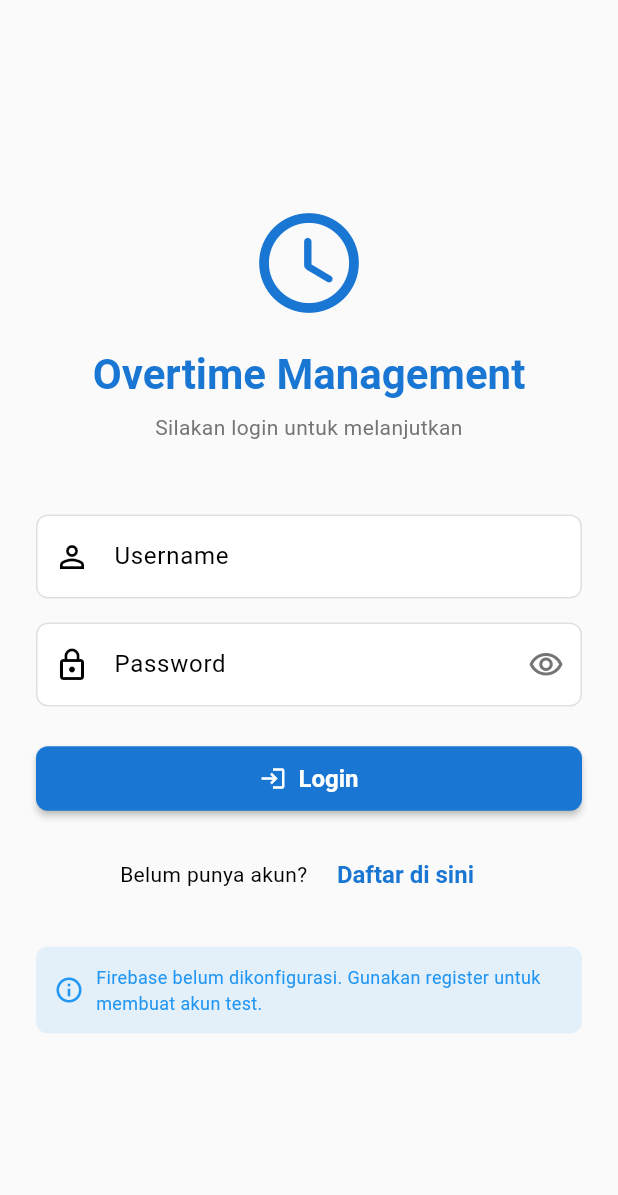
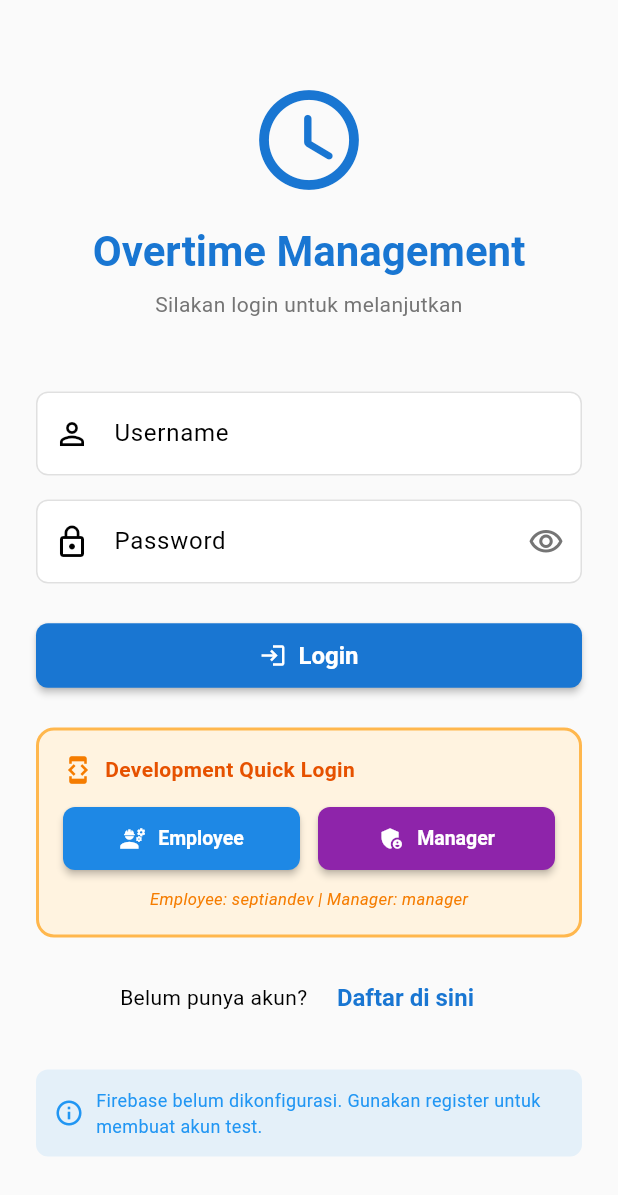
Before and after one commit to fanorama/overtime-app, a Flutter app: the screen it shows after launch, on a phone screen of 412 x 824 dp. Shown: the top 1195 px of the screen. Run offline on Flutter 3.47's test engine with Material 3 defaults, Android fonts, the phone set to English and light mode, and no system bars; our stand-ins replace cloud_firestore, firebase_auth, firebase_core, flutter_riverpod, logger; accounts and stored records are empty.

Commit message:
🔧 chore(auth): add quick login buttons for development
Menambahkan quick login buttons untuk mempercepat testing dan development:

**Features:**
- Quick login as Employee (septiandev/password)
- Quick login as Manager (manager/password)
- Visual distinction dengan warning box berwarna orange
- Icon badges untuk setiap role (Engineering icon untuk Employee, Admin icon untuk Manager)

**UI Design:**
- Container dengan orange border dan background untuk highlight development-only feature
- Side-by-side button layout dengan proper spacing
- Disabled state saat loading untuk prevent double-click
- Username hints di bawah buttons

**Purpose:**
- Mempercepat development workflow
- Eliminate manual username/password entry during testing
- Clear visual indicator bahwa ini development-only feature

**Note:** Development-only feature, should be removed atau conditional render untuk production build

```diff
--- a/lib/features/auth/presentation/screens/login_screen.dart
+++ b/lib/features/auth/presentation/screens/login_screen.dart
@@ -55,6 +55,20 @@ class _LoginScreenState extends ConsumerState<LoginScreen> {
     } catch (e) {
       // Error is already set in state, will be displayed below form
     }
+  }
+
+  /// Quick login as Employee (Development only)
+  Future<void> _quickLoginAsEmployee() async {
+    _usernameController.text = 'septiandev';
+    _passwordController.text = 'password';
+    await _handleLogin();
+  }
+
+  /// Quick login as Manager (Development only)
+  Future<void> _quickLoginAsManager() async {
+    _usernameController.text = 'manager';
+    _passwordController.text = 'password';
+    await _handleLogin();
   }
 
   void _navigateToRegister() {
@@ -183,6 +197,93 @@ class _LoginScreenState extends ConsumerState<LoginScreen> {
                     isLoading: authState.isLoading,
                     icon: Icons.login,
                   ),
+                  const SizedBox(height: 24),
+
+                  // Development Quick Login Section
+                  Container(
+                    padding: const EdgeInsets.all(16),
+                    decoration: BoxDecoration(
+                      color: Colors.orange.shade50,
+                      borderRadius: BorderRadius.circular(12),
+                      border: Border.all(
+                        color: Colors.orange.shade300,
+                        width: 2,
+                      ),
+                    ),
+                    child: Column(
+                      children: [
+                        Row(
+                          children: [
+                            Icon(
+                              Icons.developer_mode,
+                              color: Colors.orange.shade700,
+                              size: 20,
+                            ),
+                            const SizedBox(width: 8),
+                            Text(
+                              'Development Quick Login',
+                              style: TextStyle(
+                                fontWeight: FontWeight.bold,
+                                color: Colors.orange.shade900,
+                                fontSize: 14,
+                              ),
+                            ),
+                          ],
+                        ),
+                        const SizedBox(height: 12),
+                        Row(
+                          children: [
+                            Expanded(
+                              child: ElevatedButton.icon(
+                                onPressed: authState.isLoading ? null : _quickLoginAsEmployee,
+                                icon: const Icon(Icons.engineering, size: 18),
+                                label: const Text(
+                                  'Employee',
+                                  style: TextStyle(fontSize: 13),
+                                ),
+                                style: ElevatedButton.styleFrom(
+                                  backgroundColor: Colors.blue.shade600,
+                                  foregroundColor: Colors.white,
+                                  padding: const EdgeInsets.symmetric(vertical: 12),
+                                  shape: RoundedRectangleBorder(
+                                    borderRadius: BorderRadius.circular(8),
+                                  ),
+                                ),
+                              ),
+                            ),
+                            const SizedBox(width: 12),
+                            Expanded(
+                              child: ElevatedButton.icon(
+                                onPressed: authState.isLoading ? null : _quickLoginAsManager,
+                                icon: const Icon(Icons.admin_panel_settings, size: 18),
+                                label: const Text(
+                                  'Manager',
+                                  style: TextStyle(fontSize: 13),
+                                ),
+                                style: ElevatedButton.styleFrom(
+                                  backgroundColor: Colors.purple.shade600,
+                                  foregroundColor: Colors.white,
+                                  padding: const EdgeInsets.symmetric(vertical: 12),
+                                  shape: RoundedRectangleBorder(
+                                    borderRadius: BorderRadius.circular(8),
+                                  ),
+                                ),
+                              ),
+                            ),
+                          ],
+                        ),
+                        const SizedBox(height: 8),
+                        Text(
+                          'Employee: septiandev | Manager: manager',
+                          style: TextStyle(
+                            fontSize: 11,
+                            color: Colors.orange.shade700,
+                            fontStyle: FontStyle.italic,
+                          ),
+                        ),
+                      ],
+                    ),
+                  ),
                   const SizedBox(height: 16),
 
                   // Register Link
```
